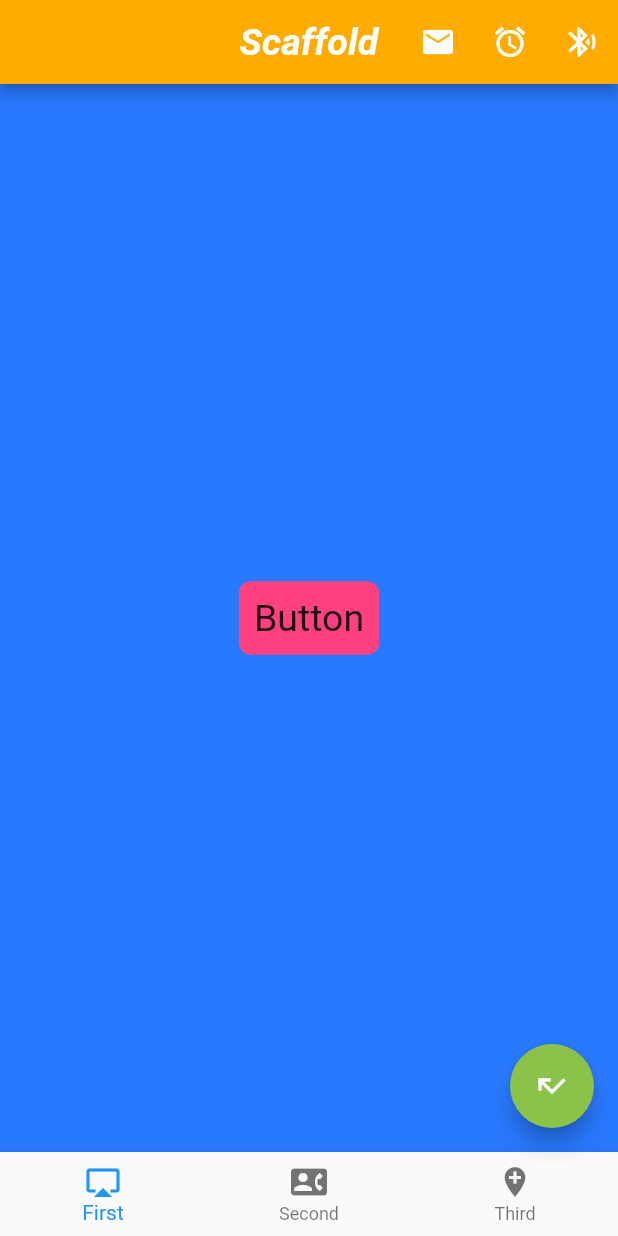
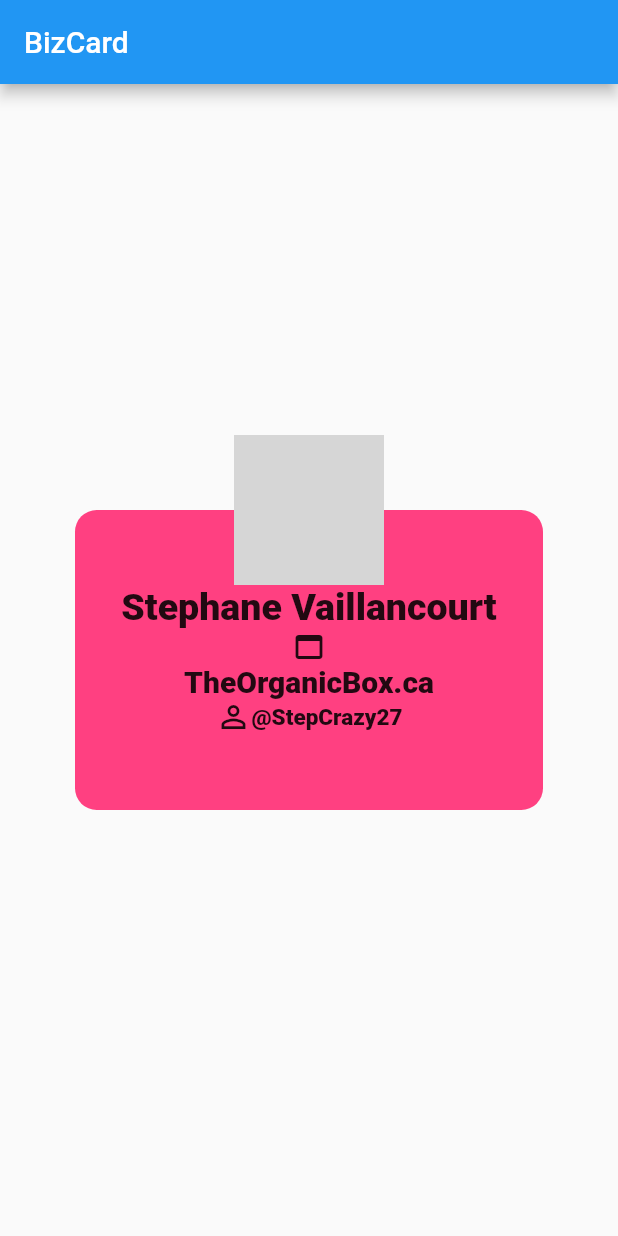
Before and after one commit to svaillancourt/Hello-World-Flutter, a Flutter app: the screen it shows after launch, on a phone screen of 412 x 824 dp. Run offline on Flutter 3.47's test engine with Material 2 defaults, Android fonts, the phone set to English and light mode, and no system bars; network calls fail; grey boxes are pictures that could not be loaded.

Commit message:
added BizCard

```diff
--- a/lib/main.dart
+++ b/lib/main.dart
@@ -7,6 +7,6 @@ import 'ui/home.dart';
 
 void main() {
   runApp(new MaterialApp(
-    home: ScaffoldExample(),
+    home: BizCard(),
   ));
 }
--- a/lib/ui/home.dart
+++ b/lib/ui/home.dart
@@ -1,4 +1,71 @@
 import 'package:flutter/material.dart';
+
+class BizCard extends StatelessWidget {
+  @override
+  Widget build(BuildContext context) {
+    return Scaffold(
+      appBar: AppBar(
+        title: Text("BizCard"),
+      ),
+      body: Container(
+        alignment: Alignment.center,
+        child: Stack(
+          alignment: Alignment.topCenter,
+          children: [
+            _getCard(),
+            _getAvatar(),
+          ],
+        ),
+      ),
+    );
+  }
+
+  Container _getCard() {
+    return Container(
+      width: 350,
+      height: 200,
+      margin: EdgeInsets.all(50),
+      decoration: BoxDecoration(
+          color: Colors.pinkAccent, borderRadius: BorderRadius.circular(14.5)),
+      child: Column(
+        mainAxisAlignment: MainAxisAlignment.center,
+        children: [
+          Text(
+            "Stephane Vaillancourt",
+            style: TextStyle(fontSize: 25, fontWeight: FontWeight.w800),
+          ),
+          Icon(Icons.web_asset),
+          Text(
+            "TheOrganicBox.ca",
+            style: TextStyle(fontSize: 20, fontWeight: FontWeight.w800),
+          ),
+          Row(
+            mainAxisAlignment: MainAxisAlignment.center,
+            children: [
+              Icon(Icons.person_outline),
+              Text("@StepCrazy27",
+                  style: TextStyle(fontSize: 15, fontWeight: FontWeight.w800))
+            ], // <Widget>[]
+          )
+        ], // <Widget>[]
+      ),
+    );
+  }
+
+  Container _getAvatar() {
+    return Container(
+      width: 100,
+      height: 100,
+      decoration: BoxDecoration(
+          color: Colors.white,
+          borderRadius: BorderRadius.all(Radius.circular(50.0)),
+          border: Border.all(color: Colors.lightBlue, width: 5.2),
+          image: DecorationImage(
+              image: NetworkImage("https://picsum.photos/id/237/200/300"),
+              fit: BoxFit.cover)),
+    );
+  }
+}
 
 class ScaffoldExample extends StatelessWidget {
   @override
```
